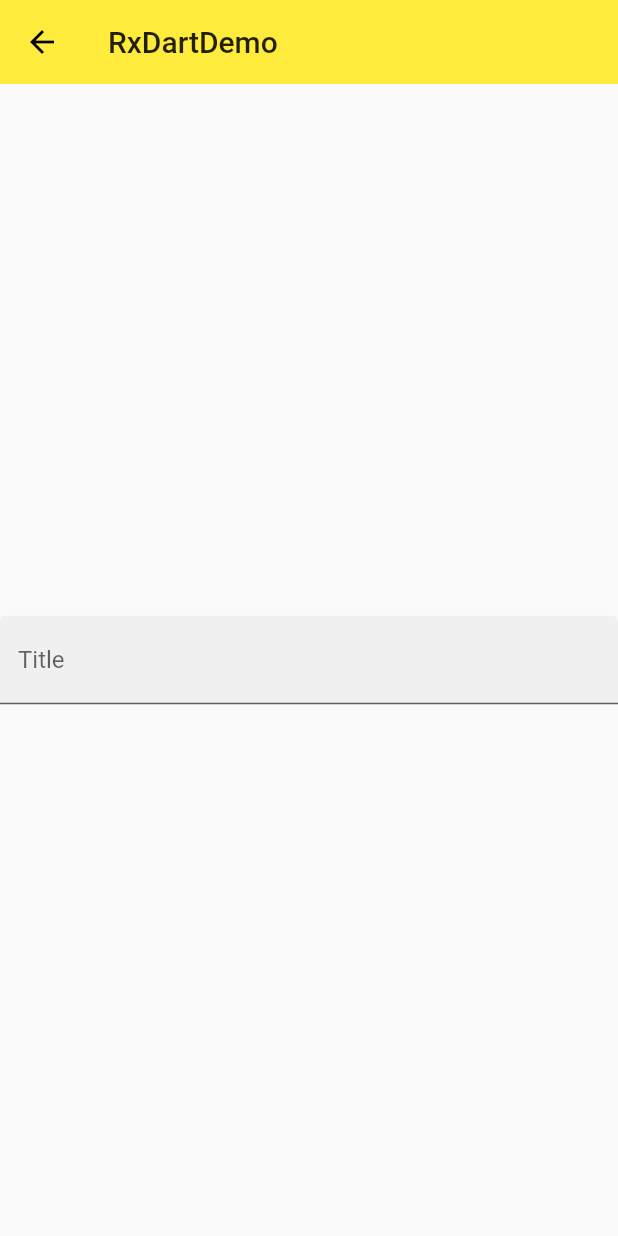
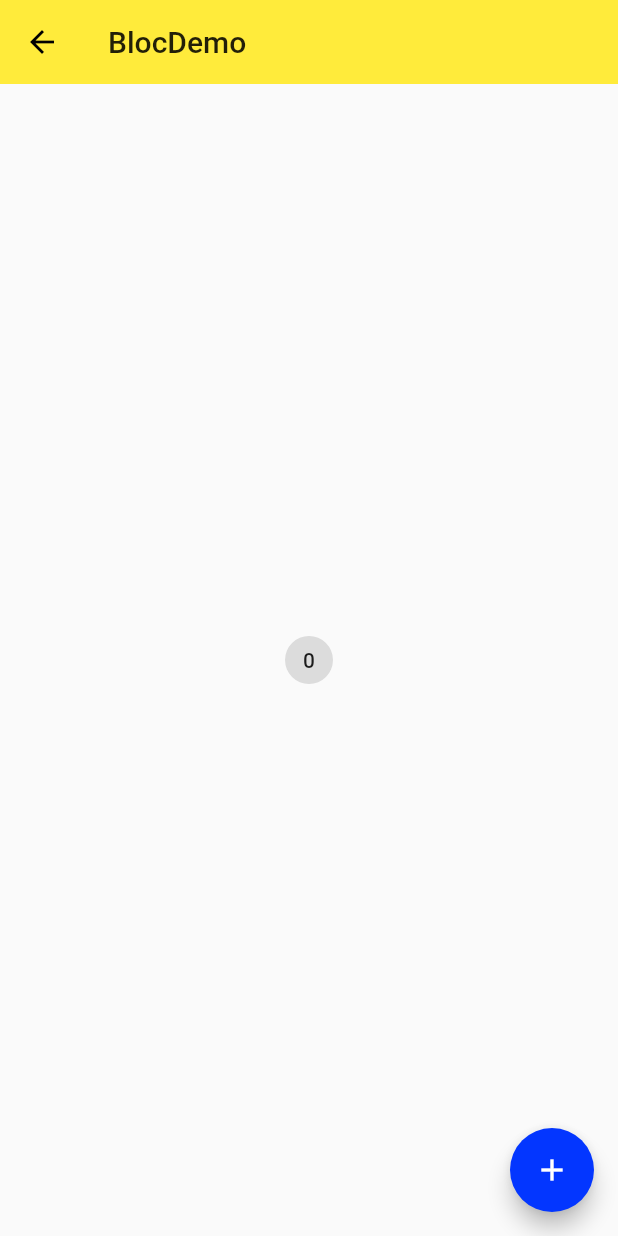
Before and after one commit to XYXiaoYuan/flutter_study, a Flutter app: the screen it shows after launch, on a phone screen of 412 x 824 dp. Run offline on Flutter 3.47's test engine with Material 2 defaults, Android fonts, the phone set to English and light mode, and no system bars; our stand-ins replace rxdart.

Commit message:
利用 BLoC 实现一个计数器

```diff
--- /dev/null
+++ b/flutter_study/lib/demo/bloc/bloc_demo.dart
@@ -0,0 +1,20 @@
+import 'package:flutter/material.dart';
+
+import 'counter_bloc_demo.dart';
+
+class BlocDemo extends StatelessWidget {
+  @override
+  Widget build(BuildContext context) {
+    return CounterProvider(
+        bloc: CounterBloc(),
+        child: Scaffold(
+        appBar: AppBar(
+          title: Text('BlocDemo'),
+          elevation: 0.0
+        ),
+        body: CounterHome(),
+        floatingActionButton: CounterActionButton(),
+      ),
+    );
+  }
+}
--- /dev/null
+++ b/flutter_study/lib/demo/bloc/counter_bloc_demo.dart
@@ -0,0 +1,89 @@
+import 'dart:async';
+
+import 'package:flutter/material.dart';
+
+class CounterHome extends StatelessWidget {
+  @override
+  Widget build(BuildContext context) {
+    CounterBloc _counterBloc = CounterProvider.of(context).bloc;
+
+    return Center(
+      child: StreamBuilder(
+        initialData: 0,
+        stream: _counterBloc.count,
+        builder: (context, snapshot) {
+          return ActionChip(
+            label: Text('${snapshot.data}'),
+            onPressed: () {
+              // _counterBloc.log();
+              _counterBloc.counter.add(1);
+            }
+          );
+        },
+      ),
+    );
+  }
+}
+
+class CounterActionButton extends StatelessWidget {
+  @override
+  Widget build(BuildContext context) {
+    CounterBloc _counterBloc = CounterProvider.of(context).bloc;
+
+    return FloatingActionButton(
+      child: Icon(Icons.add),
+      onPressed: () {
+        // _counterBloc.log();
+        _counterBloc.counter.add(1);
+      },
+    );
+  }
+}
+
+class CounterProvider extends InheritedWidget {
+  final Widget child;
+  final CounterBloc bloc;
+
+  CounterProvider({
+    this.child,
+    this.bloc,
+  }): super(child: child);
+
+  static CounterProvider of(BuildContext context) =>
+      context.inheritFromWidgetOfExactType(CounterProvider);
+
+  @override
+  bool updateShouldNotify(CounterProvider oldWidget) {
+    return true;
+  }
+}
+
+
+class CounterBloc {
+  int _count = 0;
+
+  final _counterActionController = StreamController<int>();
+  StreamSink<int> get counter => _counterActionController.sink;
+
+  final _counterController = StreamController<int>();
+  Stream<int> get count => _counterController.stream;
+
+  CounterBloc() {
+    _counterActionController.stream.listen(onData);
+  }
+
+  void onData(int data) {
+    print('$data');
+    _count = data + _count;
+    _counterController.add(_count);
+  }
+
+  void dispose() {
+    _counterActionController.close();
+    _counterController.close();
+  }
+
+  void log() {
+    print('BLoC');
+  }
+}
--- a/flutter_study/lib/main.dart
+++ b/flutter_study/lib/main.dart
@@ -1,5 +1,6 @@
 import 'package:flutter/material.dart';
 import 'demo/basic_demo.dart';
+import 'demo/bloc/bloc_demo.dart';
 import 'demo/layout_demo.dart';
 import 'demo/listview_demo.dart';
 import 'demo/bottom_navigation_bar_demo.dart';
@@ -20,10 +21,10 @@ class MyApp extends StatelessWidget {
     return MaterialApp(
         debugShowCheckedModeBanner: false,
         // home: Home(),
-        initialRoute: '/rxdart',
+        initialRoute: '/bloc',
         routes: {
           '/': (context) => Home(),
-          '/rxdart': (context) => RxDartDemo()
+          '/bloc': (context) => BlocDemo()
         },
         theme: ThemeData(
           primaryColor: Colors.yellow,
```
